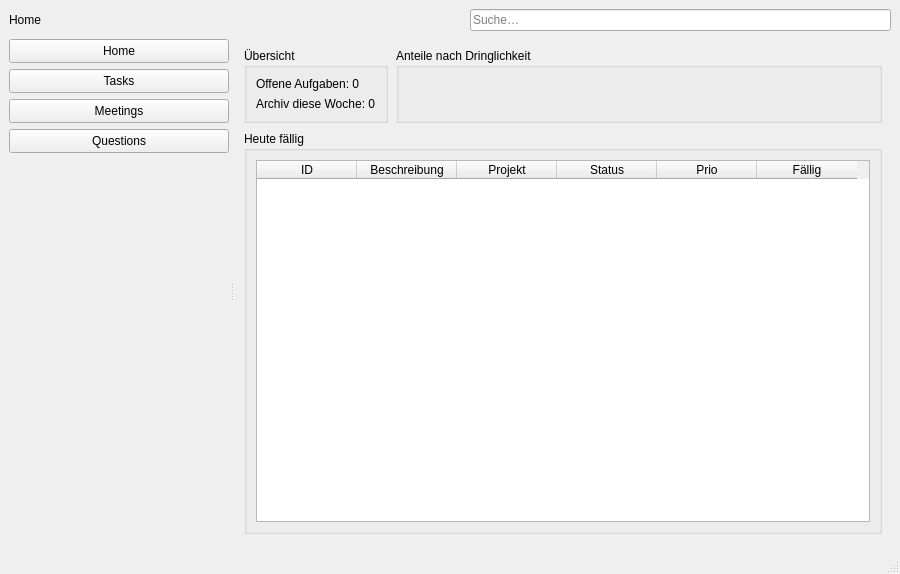
Above: ui/main_window.ui from RiRaRobin/HeartliOffice before the change. Below: the same form after it.
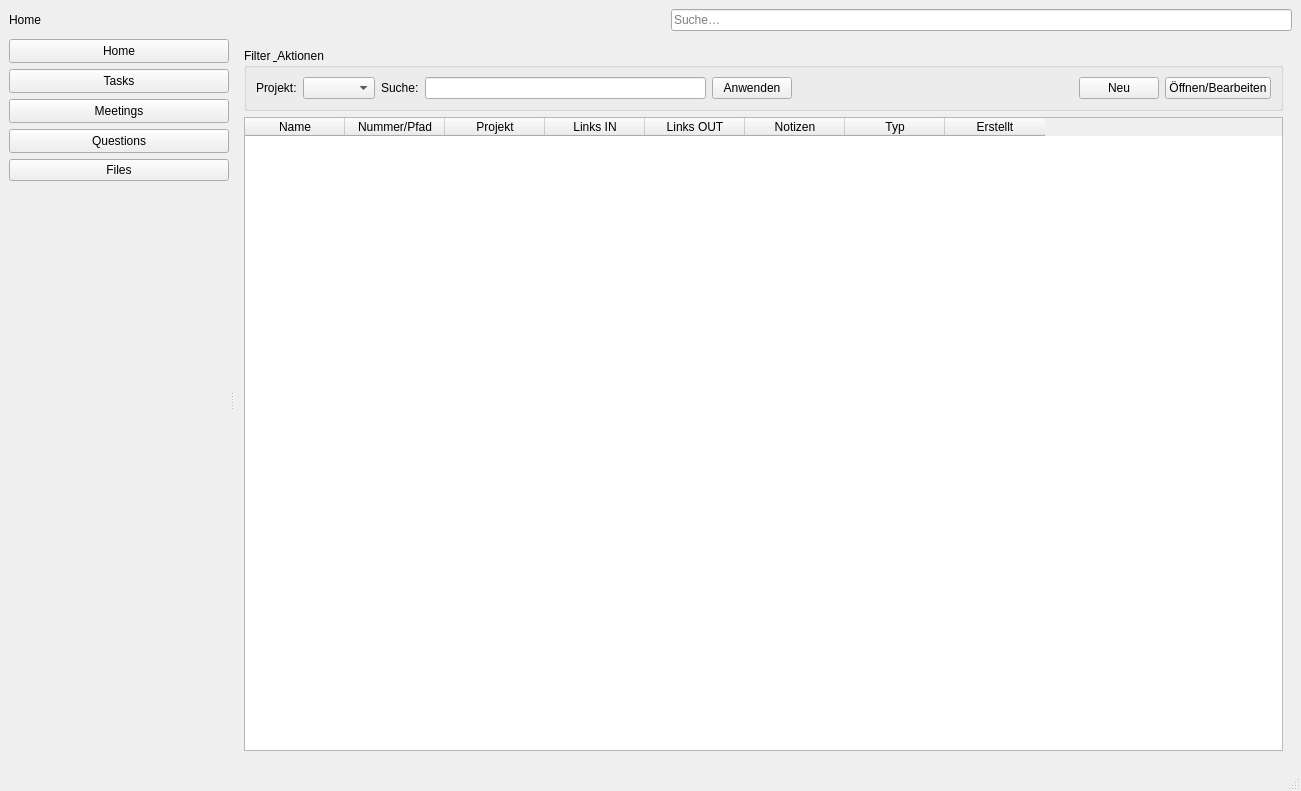
That is the form after the change. The open tabs and pages were chosen to show the change.

```diff
--- a/ui/main_window.ui
+++ b/ui/main_window.ui
@@ -6,8 +6,8 @@
    <rect>
     <x>0</x>
     <y>0</y>
-    <width>900</width>
-    <height>574</height>
+    <width>1301</width>
+    <height>791</height>
    </rect>
   </property>
   <property name="windowTitle">
@@ -159,6 +159,13 @@
           </property>
          </widget>
         </item>
+        <item>
+         <widget class="QPushButton" name="btnNavFiles">
+          <property name="text">
+           <string>Files</string>
+          </property>
+         </widget>
+        </item>
         <item>
          <spacer name="sp_side_bottom">
           <property name="orientation">
@@ -301,6 +308,135 @@
             </item>
            </layout>
           </widget>
+          <widget class="QWidget" name="pageFiles">
+           <layout class="QVBoxLayout" name="verticalLayout">
+            <item>
+             <widget class="QGroupBox" name="boxFilesFilters">
+              <property name="title">
+               <string>Filter &amp; Aktionen</string>
+              </property>
+              <layout class="QHBoxLayout" name="horizontalLayout">
+               <item>
+                <widget class="QLabel" name="labelProject">
+                 <property name="text">
+                  <string>Projekt:</string>
+                 </property>
+                </widget>
+               </item>
+               <item>
+                <widget class="QComboBox" name="cbFilesProject"/>
+               </item>
+               <item>
+                <widget class="QLabel" name="labelSuche">
+                 <property name="text">
+                  <string>Suche:</string>
+                 </property>
+                </widget>
+               </item>
+               <item>
+                <widget class="QLineEdit" name="leFilesSearch"/>
+               </item>
+               <item>
+                <widget class="QPushButton" name="btnFilesApply">
+                 <property name="text">
+                  <string>Anwenden</string>
+                 </property>
+                </widget>
+               </item>
+               <item>
+                <spacer name="horizontalSpacer">
+                 <property name="orientation">
+                  <enum>Qt::Orientation::Horizontal</enum>
+                 </property>
+                 <property name="sizeHint" stdset="0">
+                  <size>
+                   <width>40</width>
+                   <height>20</height>
+                  </size>
+                 </property>
+                </spacer>
+               </item>
+               <item>
+                <widget class="QPushButton" name="btnFileNew">
+                 <property name="text">
+                  <string>Neu</string>
+                 </property>
+                </widget>
+               </item>
+               <item>
+                <widget class="QPushButton" name="btnFileEdit">
+                 <property name="text">
+                  <string>Öffnen/Bearbeiten</string>
+                 </property>
+                </widget>
+               </item>
+              </layout>
+             </widget>
+            </item>
+            <item>
+             <widget class="QTableWidget" name="tableFiles">
+              <property name="editTriggers">
+               <set>QAbstractItemView::EditTrigger::NoEditTriggers</set>
+              </property>
+              <property name="alternatingRowColors">
+               <bool>true</bool>
+              </property>
+              <property name="selectionMode">
+               <enum>QAbstractItemView::SelectionMode::SingleSelection</enum>
+              </property>
+              <property name="selectionBehavior">
+               <enum>QAbstractItemView::SelectionBehavior::SelectRows</enum>
+              </property>
+              <property name="sortingEnabled">
+               <bool>true</bool>
+              </property>
+              <property name="columnCount">
+               <number>8</number>
+              </property>
+              <column>
+               <property name="text">
+                <string>Name</string>
+               </property>
+              </column>
+              <column>
+               <property name="text">
+                <string>Nummer/Pfad</string>
+               </property>
+              </column>
+              <column>
+               <property name="text">
+                <string>Projekt</string>
+               </property>
+              </column>
+              <column>
+               <property name="text">
+                <string>Links IN</string>
+               </property>
+              </column>
+              <column>
+               <property name="text">
+                <string>Links OUT</string>
+               </property>
+              </column>
+              <column>
+               <property name="text">
+                <string>Notizen</string>
+               </property>
+              </column>
+              <column>
+               <property name="text">
+                <string>Typ</string>
+               </property>
+              </column>
+              <column>
+               <property name="text">
+                <string>Erstellt</string>
+               </property>
+              </column>
+             </widget>
+            </item>
+           </layout>
+          </widget>
           <widget class="QWidget" name="pageTasks">
            <layout class="QVBoxLayout" name="pageTasks_vbox" stretch="0,0,1">
             <property name="spacing">
```
Left out of the diff: 176 changed lines with no effect on the pictures.
